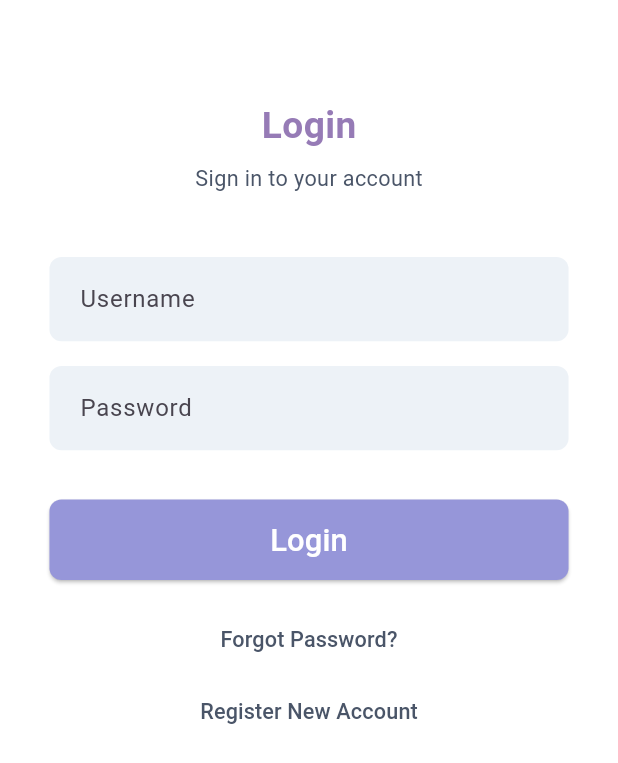
After one commit to 500-TS-2-PatchNotes/PatchNotes-Mobile-App, a Flutter app: the LoginPageMobile screen opened directly, after a tap on "Login", on a phone screen of 412 x 824 dp. The commit adds this screen. Shown: the top 763 px of the screen. Run offline on Flutter 3.47's test engine with Material 3 defaults, Android fonts, the phone set to English and light mode, and no system bars; our stand-ins replace fl_chart.

Commit message:
Created a Separate Login Page UI

```diff
--- /dev/null
+++ b/patchnotes/lib/login.dart
@@ -0,0 +1,143 @@
+import 'package:flutter/material.dart';
+
+class LoginPageMobile extends StatelessWidget {
+  const LoginPageMobile({super.key});
+
+  @override
+  Widget build(BuildContext context) {
+    final double screenWidth = MediaQuery.of(context).size.width;
+    final double screenHeight = MediaQuery.of(context).size.height;
+    final double textSize = screenWidth * 0.05; // Dynamically scale font size
+    final double inputHeight = screenHeight * 0.065; // Adjust input box height
+
+    return Scaffold(
+      backgroundColor: Colors.white,
+      body: SafeArea(
+        child: LayoutBuilder(
+          builder: (context, constraints) {
+            return SingleChildScrollView(
+              keyboardDismissBehavior: ScrollViewKeyboardDismissBehavior.onDrag, // Dismiss keyboard on scroll
+              child: Padding(
+                padding: EdgeInsets.symmetric(horizontal: screenWidth * 0.08),
+                child: Column(
+                  crossAxisAlignment: CrossAxisAlignment.center,
+                  children: [
+                    SizedBox(height: screenHeight * 0.08), // Adjusted dynamic spacing
+
+                    // Login Title
+                    Text(
+                      'Login',
+                      style: TextStyle(
+                        color: const Color(0xFF967BB6),
+                        fontSize: textSize * 1.2,
+                        fontWeight: FontWeight.bold,
+                      ),
+                    ),
+                    SizedBox(height: screenHeight * 0.01),
+                    Text(
+                      'Sign in to your account',
+                      style: TextStyle(
+                        color: const Color(0xFF4A5568),
+                        fontSize: textSize * 0.7,
+                      ),
+                    ),
+                    SizedBox(height: screenHeight * 0.04),
+
+                    // Username Field
+                    Padding(
+                      padding: EdgeInsets.symmetric(vertical: screenHeight * 0.01),
+                      child: TextField(
+                        decoration: InputDecoration(
+                          filled: true,
+                          fillColor: const Color(0xFFEDF2F7),
+                          hintText: 'Username',
+                          border: OutlineInputBorder(
+                            borderRadius: BorderRadius.circular(8),
+                            borderSide: BorderSide.none,
+                          ),
+                          contentPadding: EdgeInsets.symmetric(
+                            vertical: inputHeight * 0.3,
+                            horizontal: screenWidth * 0.04,
+                          ),
+                        ),
+                      ),
+                    ),
+
+                    // Password Field
+                    Padding(
+                      padding: EdgeInsets.symmetric(vertical: screenHeight * 0.01),
+                      child: TextField(
+                        obscureText: true,
+                        decoration: InputDecoration(
+                          filled: true,
+                          fillColor: const Color(0xFFEDF2F7),
+                          hintText: 'Password',
+                          border: OutlineInputBorder(
+                            borderRadius: BorderRadius.circular(8),
+                            borderSide: BorderSide.none,
+                          ),
+                          contentPadding: EdgeInsets.symmetric(
+                            vertical: inputHeight * 0.3,
+                            horizontal: screenWidth * 0.04,
+                          ),
+                        ),
+                      ),
+                    ),
+                    SizedBox(height: screenHeight * 0.03),
+
+                    // Login Button
+                    SizedBox(
+                      width: double.infinity,
+                      height: inputHeight,
+                      child: ElevatedButton(
+                        style: ElevatedButton.styleFrom(
+                          backgroundColor: const Color(0xFF9696D9),
+                          shape: RoundedRectangleBorder(borderRadius: BorderRadius.circular(8)),
+                        ),
+                        onPressed: () {},
+                        child: Text(
+                          'Login',
+                          style: TextStyle(
+                            color: Colors.white,
+                            fontSize: textSize,
+                          ),
+                        ),
+                      ),
+                    ),
+                    SizedBox(height: screenHeight * 0.02),
+
+                    // Forgot Password
+                    TextButton(
+                      onPressed: () {},
+                      child: Text(
+                        'Forgot Password?',
+                        style: TextStyle(
+                          color: const Color(0xFF4A5568),
+                          fontSize: textSize * 0.7,
+                        ),
+                      ),
+                    ),
+
+                    // Register New Account
+                    TextButton(
+                      onPressed: () {},
+                      child: Text(
+                        'Register New Account',
+                        style: TextStyle(
+                          color: const Color(0xFF4A5568),
+                          fontSize: textSize * 0.7,
+                        ),
+                      ),
+                    ),
+
+                    SizedBox(height: screenHeight * 0.06), // Reduced bottom spacing for small screens
+                  ],
+                ),
+              ),
+            );
+          },
+        ),
+      ),
+    );
+  }
+}
--- a/patchnotes/lib/main.dart
+++ b/patchnotes/lib/main.dart
@@ -2,6 +2,7 @@ import 'dart:async';
 import 'dart:math';
 import 'package:flutter/material.dart';
 import 'package:fl_chart/fl_chart.dart';
+import 'login.dart';
 
 void main() {
   runApp(const MyApp());
@@ -12,7 +13,7 @@ class MyApp extends StatelessWidget {
 
   @override
   Widget build(BuildContext context) {
-    return MaterialApp(
+    return const MaterialApp(
       title: 'Patch Notes',
       home: MainScreen(),
     );
@@ -60,7 +61,7 @@ class _MainScreenState extends State<MainScreen> {
 
     return Scaffold(
       appBar: AppBar(
-        backgroundColor: Color(0xFF967BB6),
+        backgroundColor: const Color(0xFF967BB6),
         title: Text(
           _titles[_currentIndex],
           style: const TextStyle(
@@ -153,11 +154,11 @@ class BacterialGrowthController {
   String _currentState = 'Healthy';
   Timer? _timer;
 
-  // ✅ Add StreamControllers
+  // Add StreamControllers
   final _dataStreamController = StreamController<List<FlSpot>>.broadcast();
   final _stateStreamController = StreamController<String>.broadcast();
 
-  // ✅ Expose the streams
+  // Expose the streams
   Stream<List<FlSpot>> get dataStream => _dataStreamController.stream;
   Stream<String> get stateStream => _stateStreamController.stream;
 
@@ -177,7 +178,7 @@ class BacterialGrowthController {
         _dataPoints.removeAt(0);
       }
 
-      // ✅ Send updates to listeners
+      // Send updates to listeners
       _dataStreamController.add(List.from(_dataPoints));
       _stateStreamController.add(_currentState);
     });
@@ -197,7 +198,6 @@ class BacterialGrowthController {
     _stateStreamController.close();
   }
 }
-
 
 class DashboardPage extends StatelessWidget {
   final Function(int) onNavigate;
@@ -243,7 +243,7 @@ class DashboardPage extends StatelessWidget {
             builder: (context, snapshot) {
               return LineChart(
                 LineChartData(
-                  gridData: FlGridData(show: true),
+                  gridData: const FlGridData(show: true),
                   titlesData: FlTitlesData(
                     leftTitles: AxisTitles(
                       sideTitles: SideTitles(
@@ -255,7 +255,7 @@ class DashboardPage extends StatelessWidget {
                         ),
                       ),
                     ),
-                    rightTitles: AxisTitles(
+                    rightTitles: const AxisTitles(
                       sideTitles: SideTitles(showTitles: false),
                     ),
                     bottomTitles: AxisTitles(
@@ -268,26 +268,28 @@ class DashboardPage extends StatelessWidget {
                         ),
                       ),
                     ),
-                    topTitles: AxisTitles(
+                    topTitles: const AxisTitles(
                       sideTitles: SideTitles(showTitles: false),
                     ),
                   ),
                   minX: snapshot.data!.isNotEmpty ? snapshot.data!.first.x : 0,
-                  maxX: snapshot.data!.isNotEmpty ? snapshot.data!.last.x + 30 : 30,
+                  maxX: snapshot.data!.isNotEmpty
+                      ? snapshot.data!.last.x + 30
+                      : 30,
                   minY: 0,
                   maxY: 50,
                   lineBarsData: [
                     LineChartBarData(
                       spots: snapshot.data ?? [],
                       isCurved: true,
-                      gradient: LinearGradient(
+                      gradient: const LinearGradient(
                         colors: [Colors.blue, Colors.green],
                         begin: Alignment.topCenter,
                         end: Alignment.bottomCenter,
                       ),
                       barWidth: 3,
                       belowBarData: BarAreaData(show: false),
-                      dotData: FlDotData(show: false),
+                      dotData: const FlDotData(show: false),
                     ),
                   ],
                 ),
@@ -306,7 +308,8 @@ class DashboardPage extends StatelessWidget {
               style: ElevatedButton.styleFrom(
                 backgroundColor: const Color(0xFF59ADC8),
                 foregroundColor: Colors.white,
-                padding: const EdgeInsets.symmetric(horizontal: 20, vertical: 15),
+                padding:
+                    const EdgeInsets.symmetric(horizontal: 20, vertical: 15),
                 shape: RoundedRectangleBorder(
                   borderRadius: BorderRadius.circular(10),
                 ),
@@ -324,7 +327,8 @@ class DashboardPage extends StatelessWidget {
               style: ElevatedButton.styleFrom(
                 backgroundColor: const Color(0xFF59ADC8),
                 foregroundColor: Colors.white,
-                padding: const EdgeInsets.symmetric(horizontal: 20, vertical: 15),
+                padding:
+                    const EdgeInsets.symmetric(horizontal: 20, vertical: 15),
                 shape: RoundedRectangleBorder(
                   borderRadius: BorderRadius.circular(10),
                 ),
@@ -346,7 +350,8 @@ class DashboardPage extends StatelessWidget {
   Color _getStateBackgroundColor(String state) {
     switch (state) {
       case 'Healthy':
-        return const Color(0xFFC8E6C9).withOpacity(0.8); // Soft green (light mint)
+        return const Color(0xFFC8E6C9)
+            .withOpacity(0.8); // Soft green (light mint)
       case 'Observation':
         return const Color(0xFFFFF9C4).withOpacity(0.8); // Light pastel yellow
       case 'Early Infection':
@@ -361,12 +366,11 @@ class DashboardPage extends StatelessWidget {
   }
 }
 
-
 class InsightsPage extends StatelessWidget {
   final String currentState;
   final DateTime lastSynced;
 
-  InsightsPage(
+  const InsightsPage(
       {required this.currentState, required this.lastSynced, super.key});
 
   String _getStatusMessage(String state) {
@@ -416,7 +420,7 @@ class InsightsPage extends StatelessWidget {
         // Status Message
         Container(
           padding: const EdgeInsets.all(16),
-          color: Color(0xFFE6E6FA),
+          color: const Color(0xFFE6E6FA),
           child: Text(
             _getStatusMessage(currentState),
             style: const TextStyle(
```
